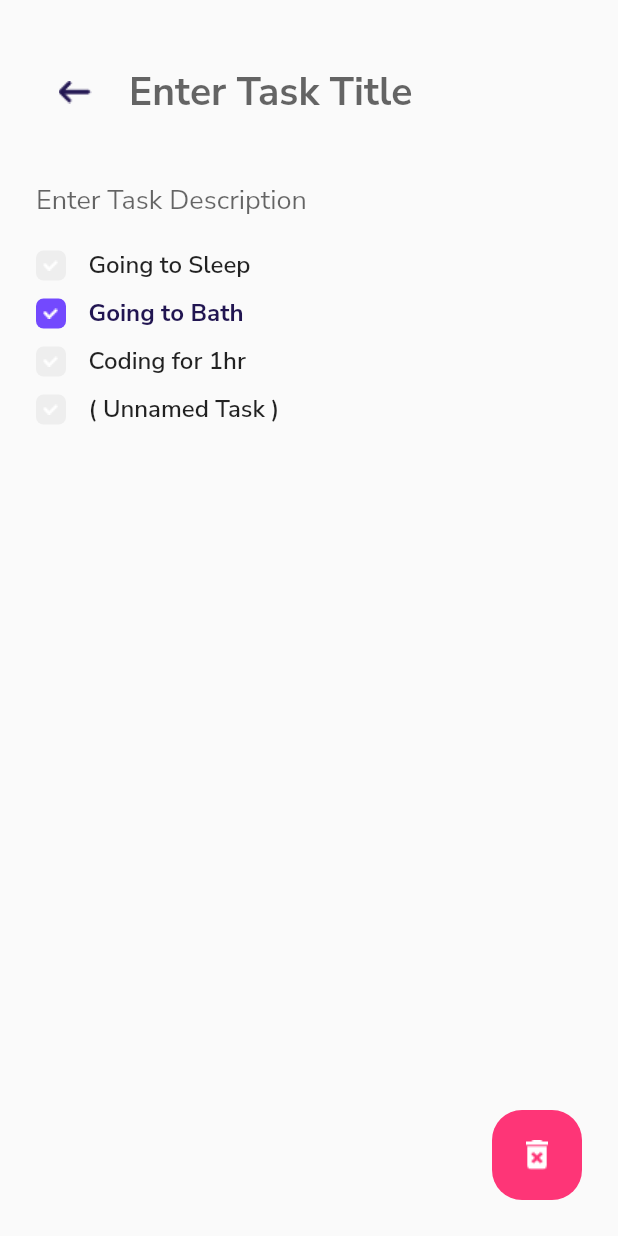
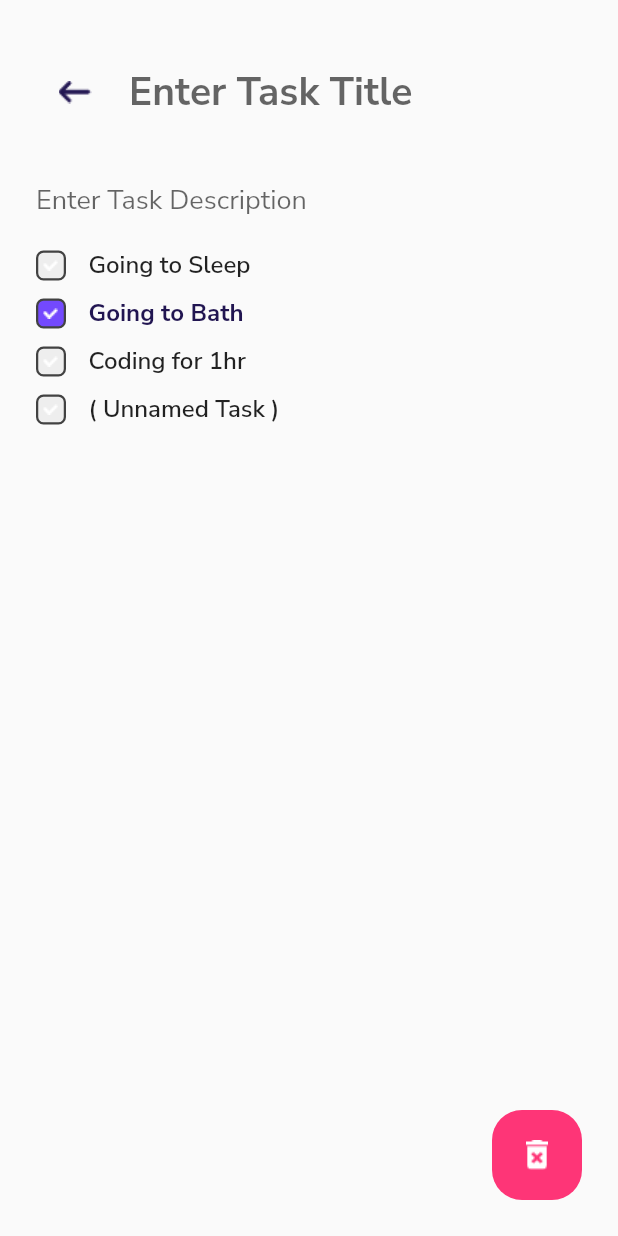
Before and after one commit to PrathmeshSadake/v4, a Flutter app: the Taskpage screen opened directly, on a phone screen of 412 x 824 dp. Run offline on Flutter 3.47's test engine with Material 2 defaults, Android fonts, the phone set to English and light mode, and no system bars; our stand-ins replace google_fonts, sqflite; accounts and stored records are empty.

```diff
--- a/lib/widgets/todo.dart
+++ b/lib/widgets/todo.dart
@@ -21,6 +21,10 @@ class Todo extends StatelessWidget {
             decoration: BoxDecoration(
               borderRadius: BorderRadius.circular(5),
               color: isDone ? Color(0xFF7349FE) : Colors.grey[200],
+              border: Border.all(
+                color: Colors.grey[800],
+                width: 1.5,
+              ),
             ),
             child: Image.asset(
               'assets/images/check_icon.png',
```
